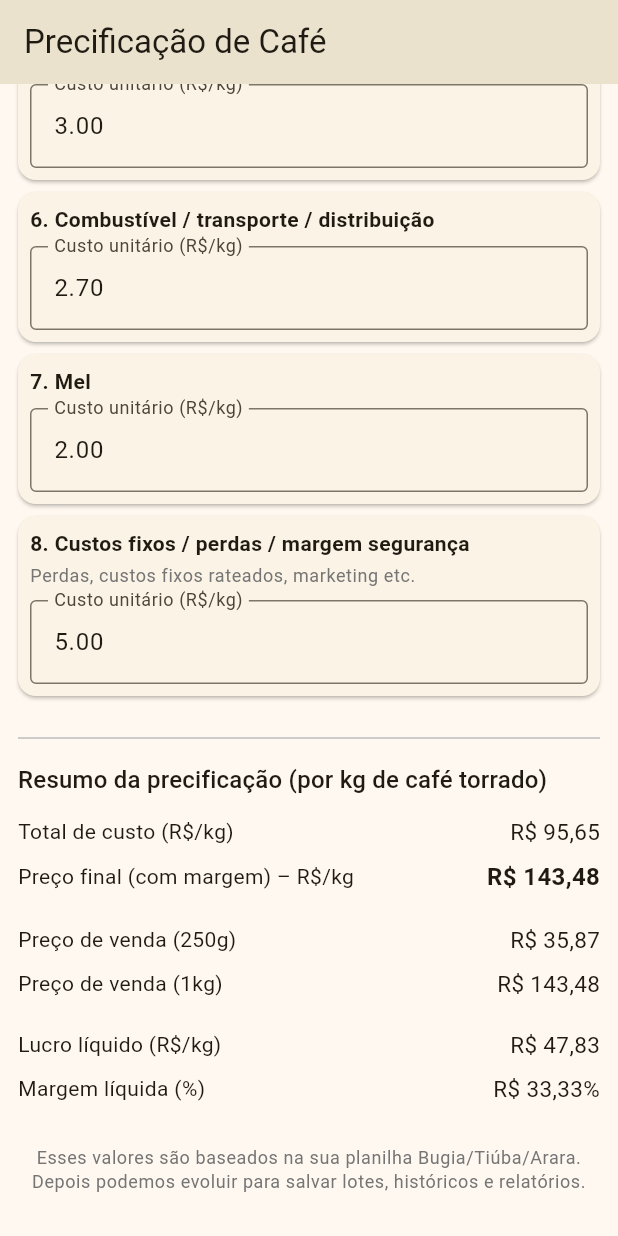
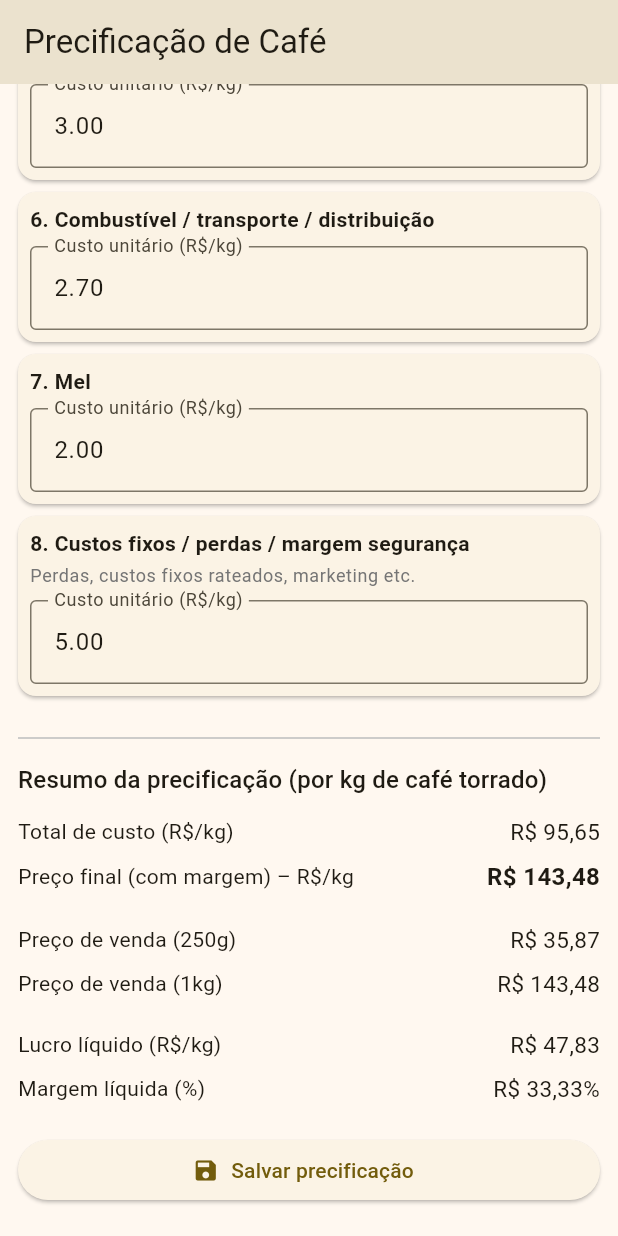
Before and after one commit to fibramobile/my_coffee_app, a Flutter app: the screen it shows after launch, scrolled down 736 dp, on a phone screen of 412 x 824 dp. Run offline on Flutter 3.47's test engine with Material 3 defaults, Android fonts, the phone set to English and light mode, and no system bars.

Commit message:
add lista com nome e preco do produto

```diff
--- a/lib/views/pricing_form_page.dart
+++ b/lib/views/pricing_form_page.dart
@@ -19,12 +19,17 @@ class _PricingFormPageState extends State<PricingFormPage> {
     return double.tryParse(cleaned) ?? 0.0;
   }
 
+  String _formatMoney(double value) {
+    return value.toStringAsFixed(2).replaceAll('.', ',');
+  }
+
   @override
   Widget build(BuildContext context) {
     return AnimatedBuilder(
       animation: widget.controller,
       builder: (context, _) {
         final model = widget.controller.model;
+        final saved = widget.controller.savedPricings;
 
         return Scaffold(
           appBar: AppBar(
@@ -37,7 +42,7 @@ class _PricingFormPageState extends State<PricingFormPage> {
               child: Column(
                 crossAxisAlignment: CrossAxisAlignment.start,
                 children: [
-                  // Dados gerais
+                  // DADOS GERAIS
                   TextFormField(
                     initialValue: model.productName,
                     decoration: const InputDecoration(
@@ -69,7 +74,7 @@ class _PricingFormPageState extends State<PricingFormPage> {
                   ),
                   const SizedBox(height: 8),
 
-                  // Lista de itens de custo
+                  // ITENS DE CUSTO
                   ListView.builder(
                     physics: const NeverScrollableScrollPhysics(),
                     shrinkWrap: true,
@@ -90,7 +95,7 @@ class _PricingFormPageState extends State<PricingFormPage> {
                   Divider(color: Colors.grey[400]),
                   const SizedBox(height: 8),
 
-                  // Resumo financeiro
+                  // RESUMO
                   Text(
                     'Resumo da precificação (por kg de café torrado)',
                     style: Theme.of(context).textTheme.titleMedium,
@@ -128,19 +133,70 @@ class _PricingFormPageState extends State<PricingFormPage> {
                     suffix: '%',
                   ),
 
+                  const SizedBox(height: 16),
+
+                  // BOTÃO SALVAR
+                  SizedBox(
+                    width: double.infinity,
+                    child: ElevatedButton.icon(
+                      icon: const Icon(Icons.save),
+                      label: const Text('Salvar precificação'),
+                      onPressed: () {
+                        widget.controller.saveCurrentPricing();
+                        ScaffoldMessenger.of(context).showSnackBar(
+                          const SnackBar(
+                            content: Text('Precificação salva com sucesso!'),
+                          ),
+                        );
+                      },
+                    ),
+                  ),
+
                   const SizedBox(height: 24),
-                  Center(
-                    child: Text(
-                      'Esses valores são baseados na sua planilha Bugia/Tiúba/Arara.\n'
-                          'Depois podemos evoluir para salvar lotes, históricos e relatórios.',
-                      textAlign: TextAlign.center,
+                  Divider(color: Colors.grey[500]),
+                  const SizedBox(height: 8),
+
+                  // LISTA DE PRECIFICAÇÕES SALVAS
+                  Text(
+                    'Precificações salvas',
+                    style: Theme.of(context).textTheme.titleMedium,
+                  ),
+                  const SizedBox(height: 8),
+
+                  if (saved.isEmpty)
+                    Text(
+                      'Nenhuma precificação salva ainda.',
                       style: Theme.of(context)
                           .textTheme
                           .bodySmall
                           ?.copyWith(color: Colors.grey[600]),
+                    )
+                  else
+                    ListView.builder(
+                      physics: const NeverScrollableScrollPhysics(),
+                      shrinkWrap: true,
+                      itemCount: saved.length,
+                      itemBuilder: (context, index) {
+                        final p = saved[index];
+                        final price250 = p.price250g;
+                        return Card(
+                          child: ListTile(
+                            title: Text(p.productName),
+                            subtitle: Text(
+                              'Preço 250g: R\$ ${_formatMoney(price250)}',
+                            ),
+                            trailing: IconButton(
+                              icon: const Icon(Icons.delete_outline),
+                              onPressed: () {
+                                widget.controller.removeSavedPricing(index);
+                              },
+                            ),
+                          ),
+                        );
+                      },
                     ),
-                  ),
-                  const SizedBox(height: 16),
+
+                  const SizedBox(height: 24),
                 ],
               ),
             ),
```
Also changed, not shown: lib/controllers/pricing_controller.dart (+34 -0 lines).
